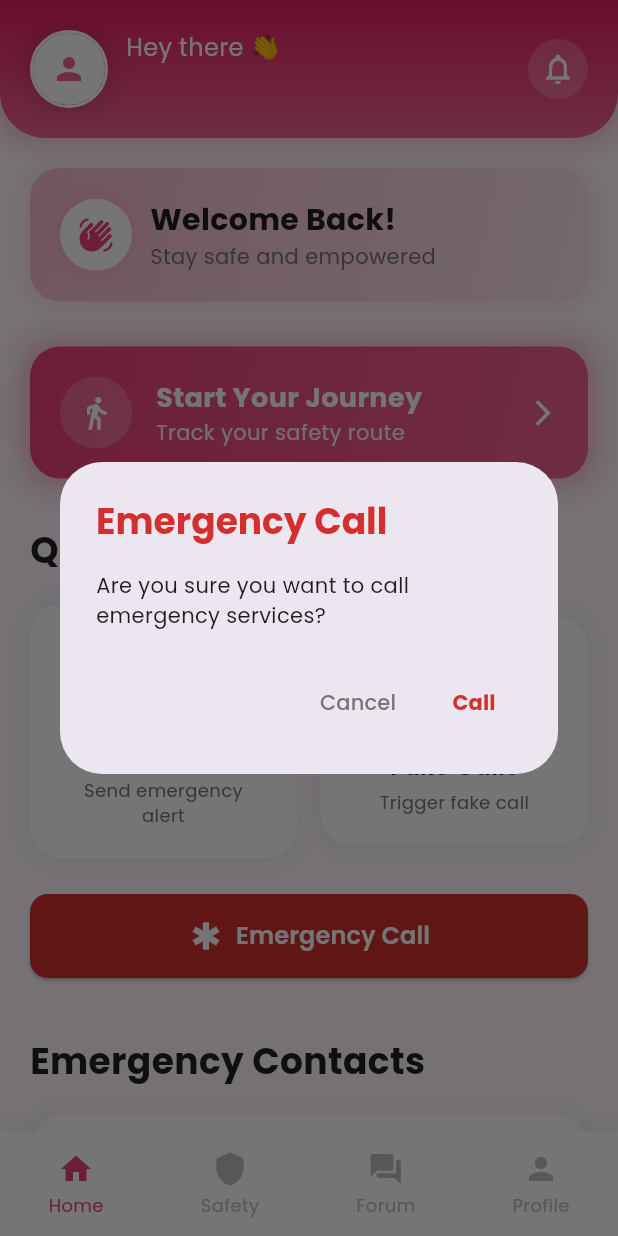
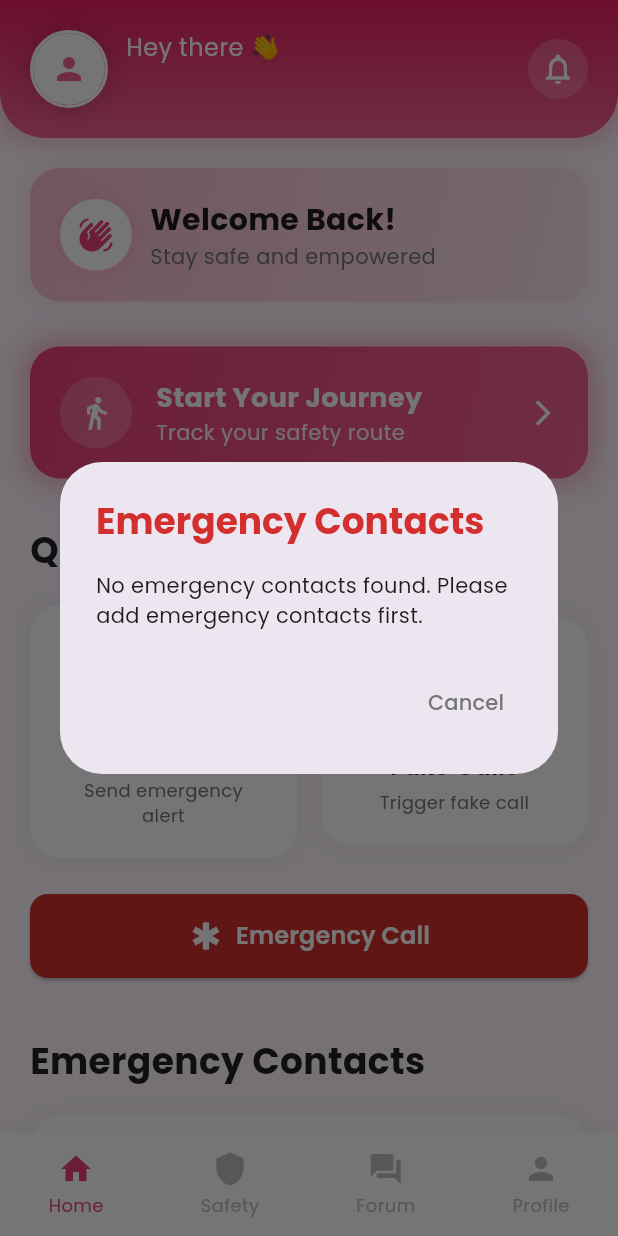
Before and after one commit to dilkush-31/women-saftey-2, a Flutter app: the screen it shows once a user with an empty profile is signed in, after a tap on "Emergency Call", on a phone screen of 412 x 824 dp. Run offline on Flutter 3.47's test engine with Material 3 defaults, Android fonts, the phone set to English and light mode, and no system bars; our stand-ins replace audioplayers, cloud_firestore, firebase_auth, firebase_core, geolocator, google_fonts and 1 more; missing offline and left inert: mailer; accounts and stored records are empty; project files that could hold a hidden picture were left out.

Commit message:
call functionality

```diff
--- a/lib/main.dart
+++ b/lib/main.dart
@@ -298,9 +298,7 @@ class _FoolOmState extends State<FoolOm> with SingleTickerProviderStateMixin {
             ],
           ),
           const SizedBox(height: 16),
-          EmergencyCallButton(
-            emergencyNumber: '9665510448', // Change this to your local emergency number
-          ),
+          EmergencyCallButton(),
           const SizedBox(height: 30),
           Text(
             'Emergency Contacts',
--- a/lib/widgets/emergency_call_button.dart
+++ b/lib/widgets/emergency_call_button.dart
@@ -1,27 +1,62 @@
 import 'package:flutter/material.dart';
 import 'package:url_launcher/url_launcher.dart';
 import 'package:google_fonts/google_fonts.dart';
-import 'package:url_launcher/url_launcher.dart';
+import 'package:cloud_firestore/cloud_firestore.dart';
+import 'package:firebase_auth/firebase_auth.dart';
 
-class EmergencyCallButton extends StatelessWidget {
-  final String emergencyNumber;
-
+class EmergencyCallButton extends StatefulWidget {
   const EmergencyCallButton({
     Key? key,
-    this.emergencyNumber = '112', // Default emergency number
   }) : super(key: key);
 
-  Future<void> _makeEmergencyCall() async {
+  @override
+  State<EmergencyCallButton> createState() => _EmergencyCallButtonState();
+}
+
+class _EmergencyCallButtonState extends State<EmergencyCallButton> {
+  Map<String, dynamic> _emergencyContacts = {};
+  bool _isLoading = true;
+  final FirebaseAuth _auth = FirebaseAuth.instance;
+  final FirebaseFirestore _firestore = FirebaseFirestore.instance;
+
+  @override
+  void initState() {
+    super.initState();
+    _loadEmergencyContacts();
+  }
+
+  Future<void> _loadEmergencyContacts() async {
+    if (_auth.currentUser != null) {
+      try {
+        DocumentSnapshot userDoc = await _firestore
+            .collection("users")
+            .doc(_auth.currentUser!.uid)
+            .get();
+
+        if (userDoc.exists) {
+          setState(() {
+            _emergencyContacts = userDoc['emergency_contacts'] ?? {};
+            _isLoading = false;
+          });
+        }
+      } catch (e) {
+        print('Error loading emergency contacts: $e');
+      }
+    }
+    setState(() => _isLoading = false);
+  }
+
+  Future<void> _makeEmergencyCall(String phone) async {
     final Uri launchUri = Uri(
       scheme: 'tel',
-      path: emergencyNumber,
+      path: phone,
     );
 
     try {
       if (await canLaunchUrl(launchUri)) {
         await launchUrl(launchUri);
       } else {
-        throw 'Could not launch $emergencyNumber';
+        throw 'Could not launch $phone';
       }
     } catch (e) {
       print('Error making emergency call: $e');
@@ -39,35 +74,63 @@ class EmergencyCallButton extends StatelessWidget {
             context: context,
             builder: (context) => AlertDialog(
               title: Text(
-                'Emergency Call',
+                'Emergency Contacts',
                 style: GoogleFonts.poppins(
                   fontWeight: FontWeight.bold,
                   color: Colors.red[700],
                 ),
               ),
-              content: Text(
-                'Are you sure you want to call emergency services?',
-                style: GoogleFonts.poppins(),
-              ),
+              content: _isLoading
+                  ? const Center(child: CircularProgressIndicator())
+                  : _emergencyContacts.isEmpty
+                      ? Text(
+                          'No emergency contacts found. Please add emergency contacts first.',
+                          style: GoogleFonts.poppins(),
+                        )
+                      : SizedBox(
+                          width: double.maxFinite,
+                          child: ListView.builder(
+                            shrinkWrap: true,
+                            itemCount: _emergencyContacts.length,
+                            itemBuilder: (context, index) {
+                              String name = _emergencyContacts.keys.elementAt(index);
+                              String phone = _emergencyContacts[name];
+                              return ListTile(
+                                leading: CircleAvatar(
+                                  backgroundColor: Colors.red[100],
+                                  child: Icon(Icons.person, color: Colors.red[700]),
+                                ),
+                                title: Text(
+                                  name,
+                                  style: GoogleFonts.poppins(
+                                    fontWeight: FontWeight.w600,
+                                  ),
+                                ),
+                                subtitle: Text(
+                                  phone,
+                                  style: GoogleFonts.poppins(),
+                                ),
+                                trailing: IconButton(
+                                  icon: Icon(Icons.call, color: Colors.red[700]),
+                                  onPressed: () {
+                                    Navigator.pop(context);
+                                    _makeEmergencyCall(phone);
+                                  },
+                                ),
+                                onTap: () {
+                                  Navigator.pop(context);
+                                  _makeEmergencyCall(phone);
+                                },
+                              );
+                            },
+                          ),
+                        ),
               actions: [
                 TextButton(
                   onPressed: () => Navigator.pop(context),
                   child: Text(
                     'Cancel',
                     style: GoogleFonts.poppins(color: Colors.grey[600]),
-                  ),
-                ),
-                TextButton(
-                  onPressed: () {
-                    Navigator.pop(context);
-                    _makeEmergencyCall();
-                  },
-                  child: Text(
-                    'Call',
-                    style: GoogleFonts.poppins(
-                      color: Colors.red[700],
-                      fontWeight: FontWeight.bold,
-                    ),
                   ),
                 ),
               ],
```
